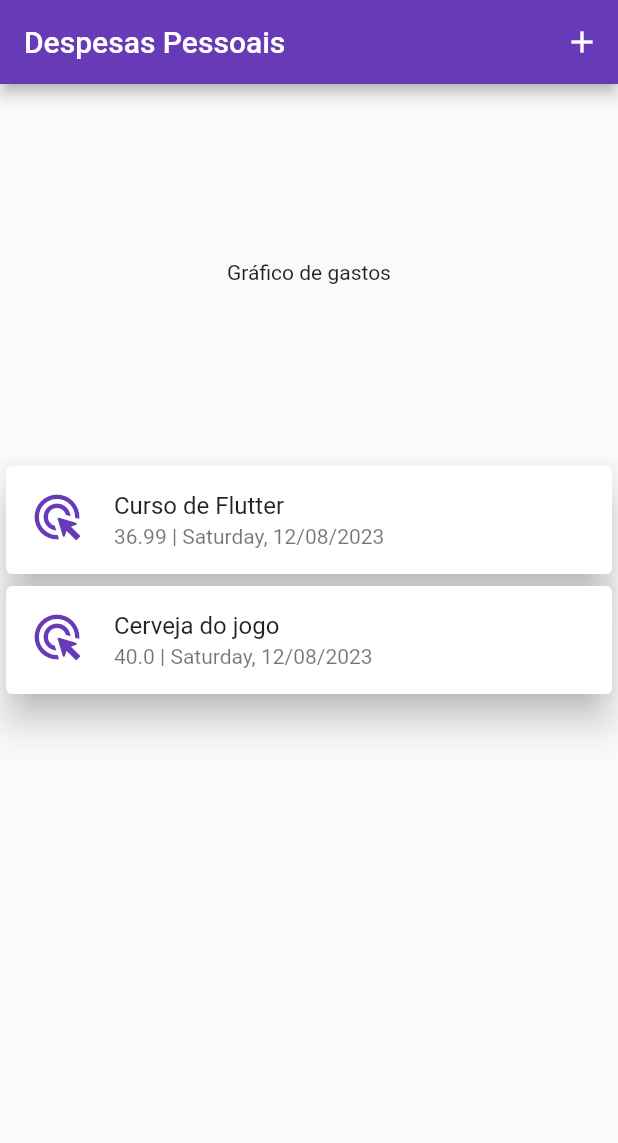
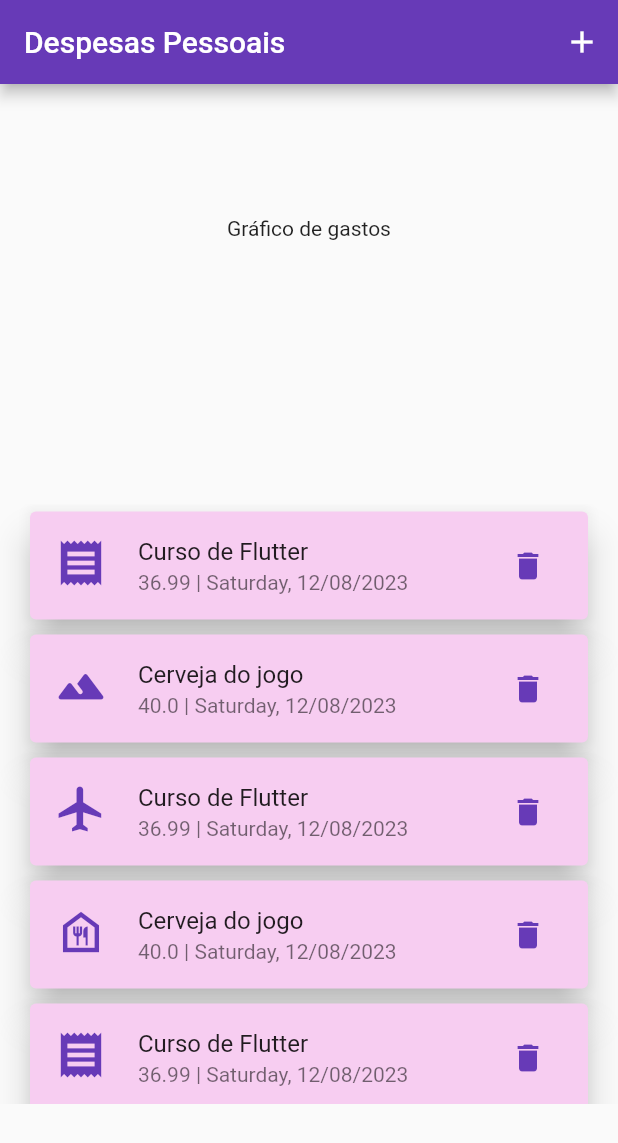
Before and after one commit to Gustaviusss/personal_expenses_app, a Flutter app: the screen it shows after launch, on a phone screen of 412 x 824 dp. Shown: the top 1143 px of the screen. Run offline on Flutter 3.47's test engine with Material 2 defaults, Android fonts, the phone set to English and light mode, and no system bars.

Commit message:
finished list style and functionality

```diff
--- a/lib/expenses.dart
+++ b/lib/expenses.dart
@@ -22,6 +22,36 @@ class _ExpensesState extends State<Expenses> {
         amount: 40.00,
         date: DateFormat('EEEE, dd/MM/yyyy').format(DateTime.now()),
         category: Category.lazer),
+    ExpenseModel(
+        title: 'Curso de Flutter',
+        amount: 36.99,
+        date: DateFormat('EEEE, dd/MM/yyyy').format(DateTime.now()),
+        category: Category.viagem),
+    ExpenseModel(
+        title: 'Cerveja do jogo',
+        amount: 40.00,
+        date: DateFormat('EEEE, dd/MM/yyyy').format(DateTime.now()),
+        category: Category.alimentacao),
+    ExpenseModel(
+        title: 'Curso de Flutter',
+        amount: 36.99,
+        date: DateFormat('EEEE, dd/MM/yyyy').format(DateTime.now()),
+        category: Category.contas),
+    ExpenseModel(
+        title: 'Cerveja do jogo',
+        amount: 40.00,
+        date: DateFormat('EEEE, dd/MM/yyyy').format(DateTime.now()),
+        category: Category.lazer),
+    ExpenseModel(
+        title: 'Curso de Flutter',
+        amount: 36.99,
+        date: DateFormat('EEEE, dd/MM/yyyy').format(DateTime.now()),
+        category: Category.viagem),
+    ExpenseModel(
+        title: 'Cerveja do jogo',
+        amount: 40.00,
+        date: DateFormat('EEEE, dd/MM/yyyy').format(DateTime.now()),
+        category: Category.alimentacao),
   ];
   @override
   Widget build(BuildContext context) {
@@ -32,7 +62,7 @@ class _ExpensesState extends State<Expenses> {
       ),
       body: Center(
         child:
-            Column(mainAxisAlignment: MainAxisAlignment.spaceEvenly, children: [
+            Column(mainAxisAlignment: MainAxisAlignment.spaceAround, children: [
           const Text('Gráfico de gastos'),
           SizedBox(
               height: 400,
--- a/lib/widgets/expenses_list_widget.dart
+++ b/lib/widgets/expenses_list_widget.dart
@@ -1,47 +1,65 @@
 import 'package:flutter/material.dart';
 import 'package:personal_expenses_app/models/expense_model.dart';
 
-class ExpensesListWidget extends StatelessWidget {
+class ExpensesListWidget extends StatefulWidget {
   const ExpensesListWidget({super.key, required this.expenses});
 
   final List<ExpenseModel> expenses;
 
   @override
+  State<ExpensesListWidget> createState() => _ExpensesListWidgetState();
+}
+
+class _ExpensesListWidgetState extends State<ExpensesListWidget> {
+  @override
   Widget build(BuildContext context) {
-    IconData getIcon({required Category category}) {
-      IconData selectedIcon = Icons.ads_click_rounded;
+    IconData? selectedIcon;
+    IconData? getIcon({required Category category}) {
       switch (category) {
         case Category.alimentacao:
-          Icons.food_bank_outlined;
+          selectedIcon = Icons.food_bank_outlined;
           break;
         case (Category.contas):
-          Icons.receipt;
+          selectedIcon = Icons.receipt;
           break;
         case (Category.lazer):
-          Icons.terrain_rounded;
+          selectedIcon = Icons.terrain_rounded;
           break;
         case (Category.viagem):
-          Icons.flight;
+          selectedIcon = Icons.flight;
           break;
         default:
-          Icons.menu;
+          selectedIcon = Icons.menu;
       }
       return selectedIcon;
     }
 
+    void removeExpense(index) {
+      setState(() {
+        widget.expenses.remove(index);
+      });
+    }
+
     return ListView.builder(
-        itemCount: expenses.length,
+        itemCount: widget.expenses.length,
         itemBuilder: (_, index) => Card(
+              margin: const EdgeInsets.symmetric(horizontal: 20, vertical: 5),
+              color: const Color.fromARGB(255, 247, 205, 241),
               elevation: 10,
               child: ListTile(
+                trailing: IconButton.filled(
+                    onPressed: () {
+                      removeExpense(widget.expenses[index]);
+                    },
+                    icon: const Icon(Icons.delete)),
                 iconColor: Colors.deepPurple,
                 leading: Icon(
-                  getIcon(category: expenses[index].category),
+                  getIcon(category: widget.expenses[index].category),
                   size: 36,
                 ),
-                title: Text(expenses[index].title),
-                subtitle:
-                    Text("${expenses[index].amount} | ${expenses[index].date}"),
+                title: Text(widget.expenses[index].title),
+                subtitle: Text(
+                    "${widget.expenses[index].amount} | ${widget.expenses[index].date}"),
               ),
             ));
   }
```
